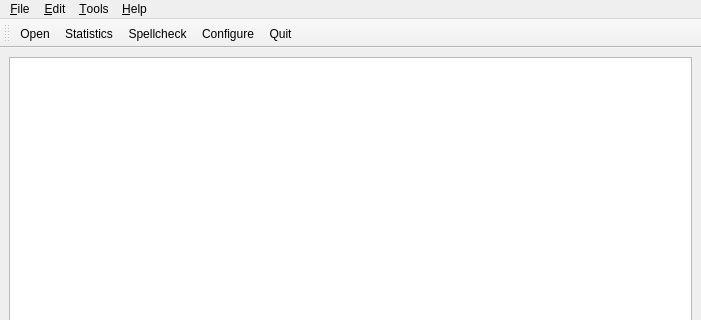
Before: the Qt Designer form mainwindow.ui in caybro/cm5, drawn with Qt 5; both pictures show x 0 to 701 and y 0 to 320 of the 701 by 508 pixel window.
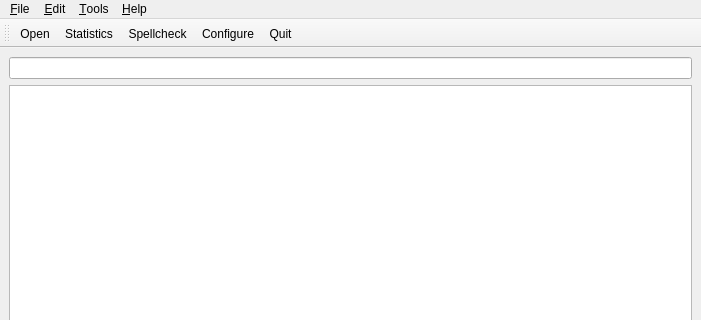
After: the same form once the commit is applied. Icons and pictures are not drawn.

Commit message: implement a filter(ing) lineedit

The edit to the form file:
```diff
--- a/mainwindow.ui
+++ b/mainwindow.ui
@@ -15,6 +15,13 @@
   </property>
   <widget class="QWidget" name="centralwidget">
    <layout class="QVBoxLayout">
+    <item>
+     <widget class="QLineEdit" name="filter">
+      <property name="clearButtonEnabled">
+       <bool>true</bool>
+      </property>
+     </widget>
+    </item>
     <item>
      <widget class="QTreeView" name="catalogView">
       <property name="contextMenuPolicy">
```
Left out of the diff: 12 changed lines with no effect on the pictures. The commit also changes 2 other files.
